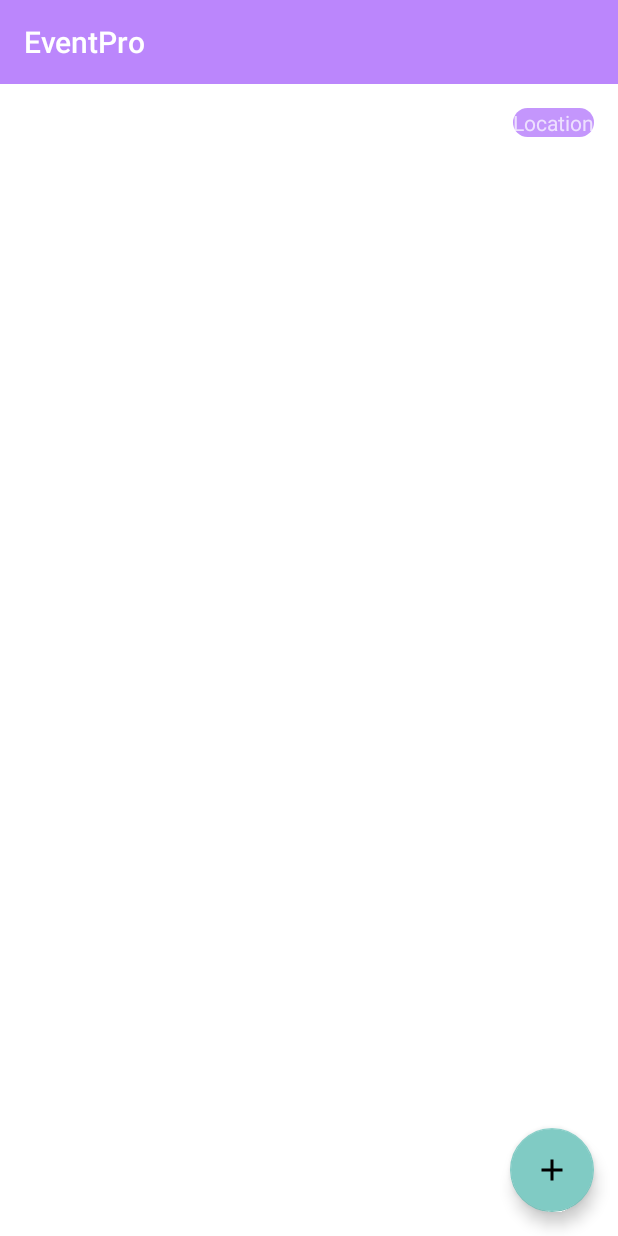
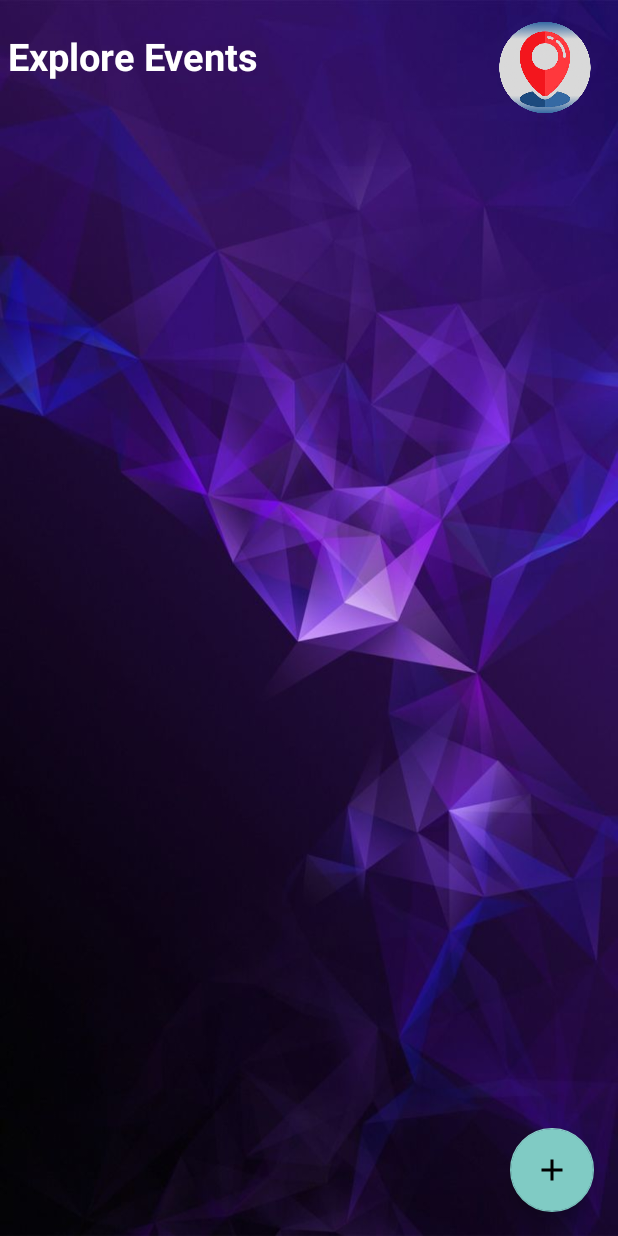
Before and after one commit to MansiBhayade/EventPro, an Android app: the screen it shows after launch (MainActivity), on a phone screen of 412 x 824 dp. Run offline under Robolectric (Android 15) with nearby library versions, the phone set to English and light mode, and no system bars; our stand-ins replace Firebase (no records; nobody signed in at launch, a user with empty details on screens opened directly); 1 statement that could not run was skipped.

Commit message:
Improved UI

```diff
--- a/app/src/main/java/com/example/eventpro/MainActivity.java
+++ b/app/src/main/java/com/example/eventpro/MainActivity.java
@@ -5,7 +5,7 @@ package com.example.eventpro;
 import androidx.annotation.NonNull;
 import androidx.appcompat.app.AppCompatActivity;
 import android.Manifest;
-import androidx.appcompat.widget.Toolbar;
+
 import androidx.core.app.ActivityCompat;
 import androidx.recyclerview.widget.LinearLayoutManager;
 import androidx.recyclerview.widget.RecyclerView;
@@ -19,7 +19,12 @@ import android.location.LocationManager;
 
 import android.os.Bundle;
 import android.os.Looper;
+import android.view.Gravity;
+import android.view.LayoutInflater;
 import android.view.View;
+import android.view.ViewGroup;
+import android.widget.ImageView;
+import android.widget.PopupWindow;
 import android.widget.TextView;
 import android.widget.Toast;
 
@@ -32,11 +37,11 @@ import com.google.android.gms.location.LocationServices;
 import com.google.android.gms.tasks.OnCompleteListener;
 import com.google.android.gms.tasks.Task;
 import com.google.android.material.floatingactionbutton.FloatingActionButton;
-import com.google.firebase.FirebaseApp;
 import com.google.firebase.database.FirebaseDatabase;
 
 public class MainActivity extends AppCompatActivity {
-    TextView loc ;
+
+    ImageView loc_image;
 
     FloatingActionButton add_event;
 
@@ -50,12 +55,19 @@ public class MainActivity extends AppCompatActivity {
         super.onCreate(savedInstanceState);
         setContentView(R.layout.activity_main);
 
-        FirebaseApp.initializeApp(this);
 
-        Toolbar toolbar = findViewById(R.id.action_bar);
-        setSupportActionBar(toolbar);
+//        setSupportActionBar(toolbar);
 
         add_event = findViewById(R.id.add_event);
+        loc_image = findViewById(R.id.loc);
+
+        loc_image.setOnClickListener(new View.OnClickListener() {
+            @Override
+            public void onClick(View view) {
+                getCurrentLocation();
+            }
+        });
+
 
         // retrieve items from firebase
         RecyclerView recyclerView = findViewById(R.id.rv);
@@ -77,7 +89,6 @@ public class MainActivity extends AppCompatActivity {
             }
         });
 
-        loc = findViewById(R.id.loc_text);
         fusedLocationProviderClient = LocationServices.getFusedLocationProviderClient(
                 MainActivity.this
         );
@@ -93,6 +104,33 @@ public class MainActivity extends AppCompatActivity {
                     );
         }
 
+    }
+
+    private void showPopup(View anchorView, String locationText) {
+        View popupView = LayoutInflater.from(this).inflate(R.layout.popup_layout, null);
+
+        PopupWindow popupWindow = new PopupWindow(
+                popupView,
+                ViewGroup.LayoutParams.WRAP_CONTENT,
+                ViewGroup.LayoutParams.WRAP_CONTENT
+        );
+
+        TextView locTextView = popupView.findViewById(R.id.loc_text);
+
+        // Set the text of the TextView with the location information
+        locTextView.setText(locationText);
+
+        // Set up the close button inside the pop-up
+        ImageView closeButton = popupView.findViewById(R.id.closeButton);
+        closeButton.setOnClickListener(new View.OnClickListener() {
+            @Override
+            public void onClick(View v) {
+                popupWindow.dismiss();
+            }
+        });
+
+        // Show the pop-up at the center of the screen
+        popupWindow.showAtLocation(anchorView, Gravity.CENTER, 0, 0);
     }
 
     @Override
@@ -123,7 +161,7 @@ public class MainActivity extends AppCompatActivity {
                         double latitude = location.getLatitude();
                         double longitude = location.getLongitude();
                         String locationText = "Latitude: " + latitude + ", Longitude: " + longitude;
-                        loc.setText(locationText);
+                        showPopup(loc_image, locationText);
                     } else {
                         LocationRequest locationRequest =  new com.google.android.gms.location.LocationRequest()
                                 .setPriority(LocationRequest.PRIORITY_HIGH_ACCURACY)
@@ -134,8 +172,9 @@ public class MainActivity extends AppCompatActivity {
                                         Location location1 = locationResult.getLastLocation();
                                         double latitude = location1.getLatitude();
                                         double longitude = location1.getLongitude();
-                                        String newLocationText = "Latitude: " + latitude + ", Longitude: " + longitude;
-                                        loc.setText(newLocationText);
+                                        String newLocationText = "Latitude: " + latitude + ", " +
+                                                "Longitude: " + longitude;
+                                showPopup(loc_image, newLocationText);
                             }
                         };
                         fusedLocationProviderClient.requestLocationUpdates(locationRequest, locationCallback, Looper.getMainLooper());
--- /dev/null
+++ b/app/src/main/res/drawable/close.xml
@@ -0,0 +1,5 @@
+<vector android:height="24dp" android:tint="#000000"
+    android:viewportHeight="24" android:viewportWidth="24"
+    android:width="24dp" xmlns:android="http://schemas.android.com/apk/res/android">
+    <path android:fillColor="@android:color/white" android:pathData="M19,6.41L17.59,5 12,10.59 6.41,5 5,6.41 10.59,12 5,17.59 6.41,19 12,13.41 17.59,19 19,17.59 13.41,12z"/>
+</vector>
--- a/app/src/main/res/drawable/location_button_background.xml
+++ b/app/src/main/res/drawable/location_button_background.xml
@@ -1,6 +1,6 @@
 <!-- res/drawable/location_button_background.xml -->
 <shape xmlns:android="http://schemas.android.com/apk/res/android"
     android:shape="rectangle">
-    <solid android:color="#DDBB86FC" /> <!-- Change the color to your desired button color -->
+    <solid android:color="#1F3F42" /> <!-- Change the color to your desired button color -->
     <corners android:radius="10dp" /> <!-- Adjust the radius to control the corner roundness -->
 </shape>
--- a/app/src/main/res/layout/action_bar.xml
+++ b/app/src/main/res/layout/action_bar.xml
@@ -5,7 +5,7 @@
     android:id="@+id/action_bar"
     android:layout_width="match_parent"
     android:layout_height="?attr/actionBarSize"
-    android:background="@color/purple_200">
+    android:background="#1F3F42">
 
     <TextView
         android:id="@+id/textViewTitle"
--- a/app/src/main/res/layout/activity_main.xml
+++ b/app/src/main/res/layout/activity_main.xml
@@ -5,34 +5,48 @@
     android:layout_width="match_parent"
     android:layout_height="match_parent"
     tools:context=".MainActivity"
-    android:background="@color/white"
+    android:background="@drawable/img3"
     >
 
-    <include
-        android:id="@+id/action_bar"
-        layout="@layout/action_bar" />
+<!--    <include-->
+<!--        android:id="@+id/action_bar"-->
+<!--        layout="@layout/action_bar" />-->
 
 
+    <ImageView
+        android:id="@+id/loc"
+        android:layout_width="124dp"
+        android:layout_height="90dp"
+        android:layout_alignRight="@id/text1"
+        android:layout_alignParentEnd="true"
+        android:layout_marginRight="-13dp"
+        android:clickable="true"
+        android:src="@drawable/loc1"
+        android:contentDescription="Device Location"/>
+
     <TextView
-        android:id="@+id/loc_text"
-        android:layout_width="wrap_content"
+        android:id="@+id/text1"
+        android:layout_width="match_parent"
         android:layout_height="wrap_content"
-        android:layout_below="@id/action_bar"
-        android:layout_alignRight="@id/action_bar"
-        android:layout_marginStart="16dp"
-        android:layout_marginTop="16dp"
-        android:layout_marginEnd="16dp"
-        android:layout_marginBottom="16dp"
-        android:background="@drawable/location_button_background"
-        android:hint="Location"
-        android:textColor="#000000" />
+        android:layout_marginStart="5dp"
+        android:layout_marginTop="20dp"
+        android:layout_marginEnd="5dp"
+        android:text="Explore Events"
+        android:textColor="#FFFFFFFF"
+        android:textSize="25dp"
+        android:textStyle="bold">
+
+    </TextView>
 
     <androidx.recyclerview.widget.RecyclerView
         android:id="@+id/rv"
         android:layout_width="wrap_content"
         android:layout_height="match_parent"
-        android:layout_below="@id/action_bar"
-        android:scrollbars="horizontal" />
+        android:layout_below="@id/loc"
+        android:scrollbars="horizontal"
+        android:layout_marginStart="10dp"
+        android:layout_marginBottom="40dp"
+        android:layout_marginEnd="10dp"/>
 
     <com.google.android.material.floatingactionbutton.FloatingActionButton
         android:id="@+id/add_event"
```
Also changed, not shown: app/src/main/res/layout/main_item.xml (+25 -16 lines), app/src/main/res/layout/popup_layout.xml (added, +47 -0 lines), app/src/main/res/drawable/back.webp (added), app/src/main/res/drawable/img.jpg (added), app/src/main/res/drawable/img3.jpg (added), app/src/main/res/drawable/loc.png (added), app/src/main/res/drawable/loc1.png (added).
